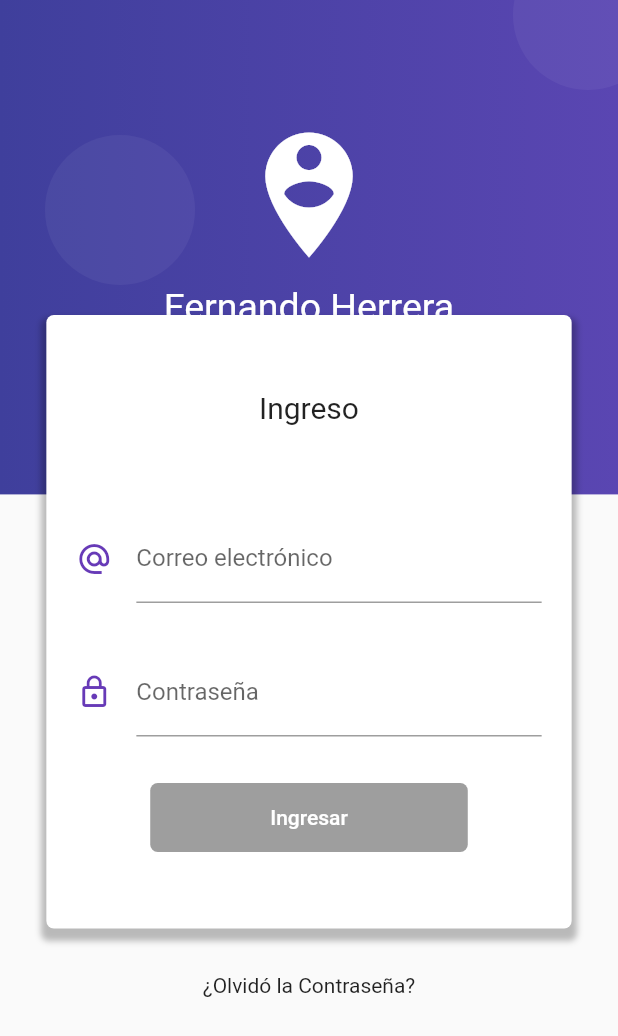
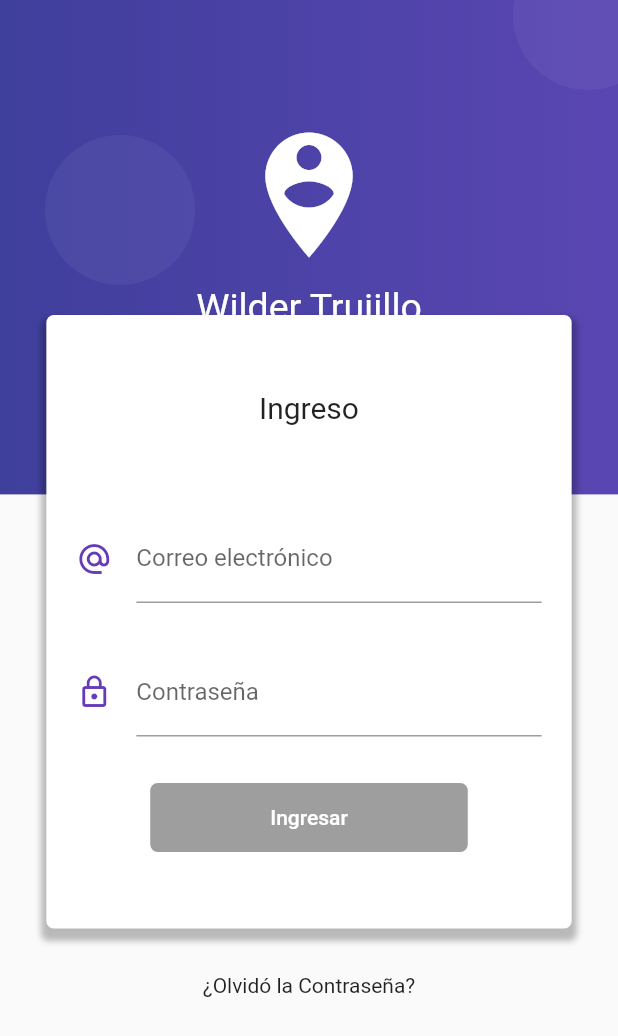
Before and after one commit to wilder00/flut_formvalidation_CRUD, a Flutter app: the screen it shows after launch, on a phone screen of 412 x 824 dp. Shown: the top 1036 px of the screen. Run offline on Flutter 3.47's test engine with Material 2 defaults, Android fonts, the phone set to English and light mode, and no system bars; our stand-ins replace rxdart.

Commit message:
creando el singleton para que los datos del login se mantengan al hot reload

```diff
--- a/lib/src/bloc/provider.dart
+++ b/lib/src/bloc/provider.dart
@@ -4,11 +4,28 @@ import 'package:formvalidation/src/bloc/login_bloc.dart';
 export 'package:formvalidation/src/bloc/login_bloc.dart';
 
 class Provider extends InheritedWidget {
-  //estamos inicializando nuestro LogiBlock, el que servirá para validar el login
+  //ESTAMOS CREANDO UN SINGLETON PARA QUE NO SE PIERDAN LOS DATOS
+  static Provider _instancia;
+
+  //la idea del factory es ver si se debe retornar una nueva instancia de la clase o la que ya está instanciada, si lo está
+  factory Provider({Key key, Widget child}) {
+    if (_instancia == null) {
+      _instancia = new Provider._internal(
+        key: key,
+        child: child,
+      );
+    }
+    return _instancia;
+  }
+
+  //el key es un identificador único del widget
+  Provider._internal({Key key, Widget child}) : super(key: key, child: child);
+
+  //estamos inicializando nuestro LoginBlock, el que servirá para validar el login
   final loginBloc = LoginBloc();
 
   //el key es un identificador único del widget
-  Provider({Key key, Widget child}) : super(key: key, child: child);
+  //Provider({Key key, Widget child}) : super(key: key, child: child);
 
   //este overrride indica que al actualizarte ¿debemos notificar a los hijos nodos? en la gran mayoría de casos True
   @override
--- a/lib/src/pages/login_page.dart
+++ b/lib/src/pages/login_page.dart
@@ -61,7 +61,7 @@ class LoginPage extends StatelessWidget {
                 width: double.infinity,
               ),
               Text(
-                "Fernando Herrera",
+                "Wilder Trujillo",
                 style: TextStyle(color: Colors.white, fontSize: 25.0),
               )
             ],
```
